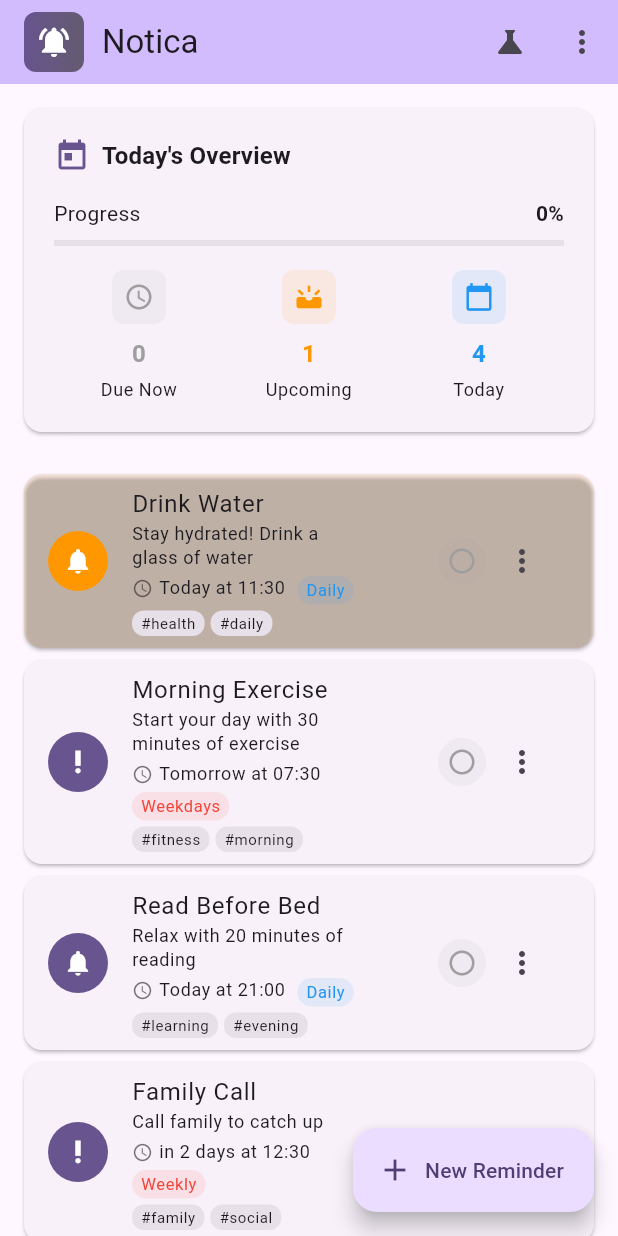
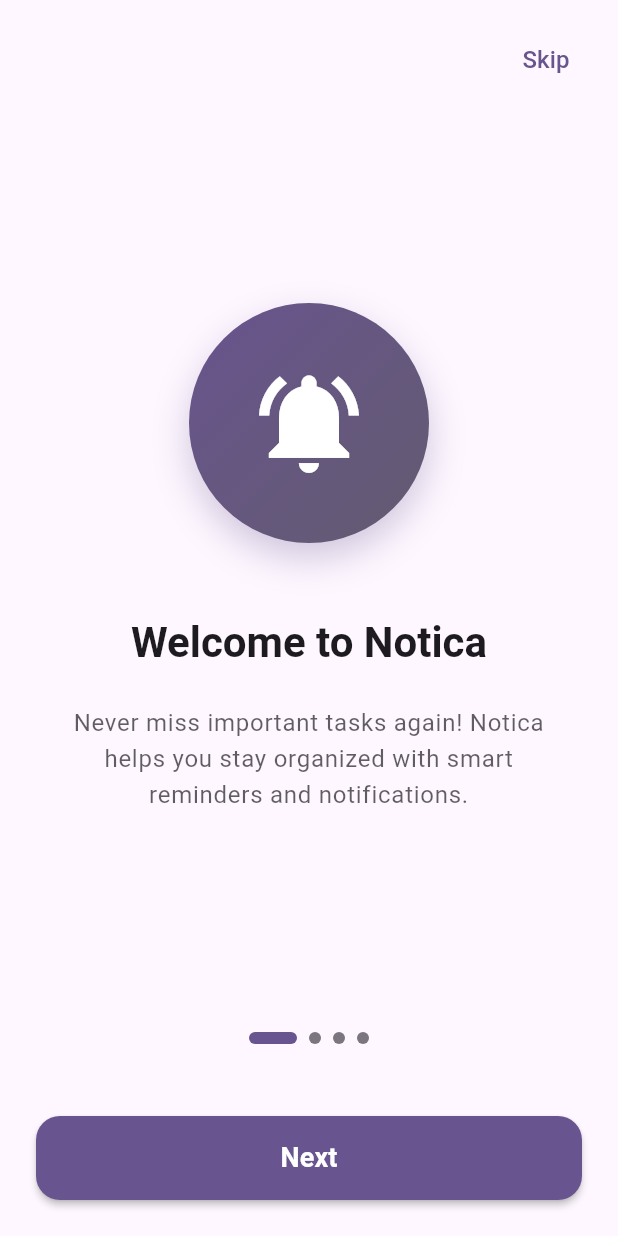
Before and after one commit to LengTech11/notica, a Flutter app: the screen it shows after launch, on a phone screen of 412 x 824 dp. Run offline on Flutter 3.47's test engine with Material 3 defaults, Android fonts, the phone set to English and light mode, and no system bars; our stand-ins replace flutter_local_notifications, permission_handler, shared_preferences, timezone.

Commit message:
Add onboarding screens with service and navigation
Co-authored-by: LengTech11 <119285234+LengTech11@users.noreply.github.com>

```diff
--- /dev/null
+++ b/lib/models/onboarding_page.dart
@@ -0,0 +1,16 @@
+import 'package:flutter/material.dart';
+
+/// Model class representing an onboarding page
+class OnboardingPage {
+  final String title;
+  final String description;
+  final IconData icon;
+  final Color? color;
+
+  const OnboardingPage({
+    required this.title,
+    required this.description,
+    required this.icon,
+    this.color,
+  });
+}
--- /dev/null
+++ b/lib/services/onboarding_service.dart
@@ -0,0 +1,42 @@
+import 'package:shared_preferences/shared_preferences.dart';
+
+/// Service to manage onboarding state
+class OnboardingService {
+  static const String _onboardingCompleteKey = 'onboarding_complete';
+
+  static final OnboardingService _instance = OnboardingService._internal();
+  factory OnboardingService() => _instance;
+  OnboardingService._internal();
+
+  SharedPreferences? _prefs;
+
+  /// Initialize the onboarding service
+  Future<void> initialize() async {
+    _prefs = await SharedPreferences.getInstance();
+  }
+
+  /// Check if onboarding has been completed
+  Future<bool> isOnboardingComplete() async {
+    await _ensureInitialized();
+    return _prefs!.getBool(_onboardingCompleteKey) ?? false;
+  }
+
+  /// Mark onboarding as complete
+  Future<void> completeOnboarding() async {
+    await _ensureInitialized();
+    await _prefs!.setBool(_onboardingCompleteKey, true);
+  }
+
+  /// Reset onboarding (for testing purposes)
+  Future<void> resetOnboarding() async {
+    await _ensureInitialized();
+    await _prefs!.setBool(_onboardingCompleteKey, false);
+  }
+
+  /// Ensure service is initialized
+  Future<void> _ensureInitialized() async {
+    if (_prefs == null) {
+      await initialize();
+    }
+  }
+}
--- /dev/null
+++ b/lib/views/onboarding_view.dart
@@ -0,0 +1,244 @@
+import 'package:flutter/material.dart';
+import '../models/onboarding_page.dart';
+import '../services/onboarding_service.dart';
+
+class OnboardingView extends StatefulWidget {
+  const OnboardingView({super.key});
+
+  @override
+  State<OnboardingView> createState() => _OnboardingViewState();
+}
+
+class _OnboardingViewState extends State<OnboardingView> {
+  final PageController _pageController = PageController();
+  int _currentPage = 0;
+
+  final List<OnboardingPage> _pages = const [
+    OnboardingPage(
+      title: 'Welcome to Notica',
+      description:
+          'Never miss important tasks again! Notica helps you stay organized with smart reminders and notifications.',
+      icon: Icons.notifications_active,
+    ),
+    OnboardingPage(
+      title: 'Create Reminders',
+      description:
+          'Set up reminders for any task with custom titles, descriptions, dates, and times. Perfect for appointments, deadlines, and daily tasks.',
+      icon: Icons.event_note,
+    ),
+    OnboardingPage(
+      title: 'Set Priorities',
+      description:
+          'Mark important reminders as high priority so you never miss critical tasks. Use tags to organize your reminders.',
+      icon: Icons.star,
+    ),
+    OnboardingPage(
+      title: 'Stay on Track',
+      description:
+          'Get notified at the right time and complete your tasks efficiently. Track your progress and build productive habits!',
+      icon: Icons.check_circle,
+    ),
+  ];
+
+  @override
+  void dispose() {
+    _pageController.dispose();
+    super.dispose();
+  }
+
+  void _onPageChanged(int page) {
+    setState(() {
+      _currentPage = page;
+    });
+  }
+
+  Future<void> _completeOnboarding() async {
+    final onboardingService = OnboardingService();
+    await onboardingService.completeOnboarding();
+
+    if (mounted) {
+      Navigator.of(context).pushReplacementNamed('/home');
+    }
+  }
+
+  void _nextPage() {
+    if (_currentPage < _pages.length - 1) {
+      _pageController.nextPage(
+        duration: const Duration(milliseconds: 300),
+        curve: Curves.easeInOut,
+      );
+    } else {
+      _completeOnboarding();
+    }
+  }
+
+  void _skipOnboarding() {
+    _completeOnboarding();
+  }
+
+  @override
+  Widget build(BuildContext context) {
+    final colorScheme = Theme.of(context).colorScheme;
+
+    return Scaffold(
+      backgroundColor: colorScheme.surface,
+      body: SafeArea(
+        child: Column(
+          children: [
+            // Skip button
+            Padding(
+              padding: const EdgeInsets.all(16.0),
+              child: Row(
+                mainAxisAlignment: MainAxisAlignment.end,
+                children: [
+                  if (_currentPage < _pages.length - 1)
+                    TextButton(
+                      onPressed: _skipOnboarding,
+                      child: Text(
+                        'Skip',
+                        style: TextStyle(
+                          color: colorScheme.primary,
+                          fontSize: 16,
+                        ),
+                      ),
+                    ),
+                ],
+              ),
+            ),
+
+            // Page content
+            Expanded(
+              child: PageView.builder(
+                controller: _pageController,
+                onPageChanged: _onPageChanged,
+                itemCount: _pages.length,
+                itemBuilder: (context, index) {
+                  final page = _pages[index];
+                  return _buildPageContent(page, colorScheme);
+                },
+              ),
+            ),
+
+            // Page indicators
+            Padding(
+              padding: const EdgeInsets.symmetric(vertical: 24.0),
+              child: Row(
+                mainAxisAlignment: MainAxisAlignment.center,
+                children: List.generate(
+                  _pages.length,
+                  (index) => _buildPageIndicator(index, colorScheme),
+                ),
+              ),
+            ),
+
+            // Next/Get Started button
+            Padding(
+              padding: const EdgeInsets.all(24.0),
+              child: SizedBox(
+                width: double.infinity,
+                height: 56,
+                child: ElevatedButton(
+                  onPressed: _nextPage,
+                  style: ElevatedButton.styleFrom(
+                    backgroundColor: colorScheme.primary,
+                    foregroundColor: colorScheme.onPrimary,
+                    shape: RoundedRectangleBorder(
+                      borderRadius: BorderRadius.circular(16),
+                    ),
+                    elevation: 2,
+                  ),
+                  child: Text(
+                    _currentPage < _pages.length - 1
+                        ? 'Next'
+                        : 'Get Started',
+                    style: const TextStyle(
+                      fontSize: 18,
+                      fontWeight: FontWeight.bold,
+                    ),
+                  ),
+                ),
+              ),
+            ),
+          ],
+        ),
+      ),
+    );
+  }
+
+  Widget _buildPageContent(OnboardingPage page, ColorScheme colorScheme) {
+    return Padding(
+      padding: const EdgeInsets.symmetric(horizontal: 32.0),
+      child: Column(
+        mainAxisAlignment: MainAxisAlignment.center,
+        children: [
+          // Icon
+          Container(
+            width: 160,
+            height: 160,
+            decoration: BoxDecoration(
+              gradient: LinearGradient(
+                colors: [
+                  colorScheme.primary,
+                  colorScheme.secondary,
+                ],
+                begin: Alignment.topLeft,
+                end: Alignment.bottomRight,
+              ),
+              shape: BoxShape.circle,
+              boxShadow: [
+                BoxShadow(
+                  color: colorScheme.primary.withOpacity(0.3),
+                  blurRadius: 20,
+                  offset: const Offset(0, 10),
+                ),
+              ],
+            ),
+            child: Icon(
+              page.icon,
+              size: 80,
+              color: colorScheme.onPrimary,
+            ),
+          ),
+
+          const SizedBox(height: 48),
+
+          // Title
+          Text(
+            page.title,
+            style: Theme.of(context).textTheme.headlineMedium?.copyWith(
+                  fontWeight: FontWeight.bold,
+                  color: colorScheme.onSurface,
+                ),
+            textAlign: TextAlign.center,
+          ),
+
+          const SizedBox(height: 24),
+
+          // Description
+          Text(
+            page.description,
+            style: Theme.of(context).textTheme.bodyLarge?.copyWith(
+                  color: colorScheme.onSurface.withOpacity(0.7),
+                  height: 1.5,
+                ),
+            textAlign: TextAlign.center,
+          ),
+        ],
+      ),
+    );
+  }
+
+  Widget _buildPageIndicator(int index, ColorScheme colorScheme) {
+    final isActive = index == _currentPage;
+    return AnimatedContainer(
+      duration: const Duration(milliseconds: 300),
+      margin: const EdgeInsets.symmetric(horizontal: 4.0),
+      width: isActive ? 32.0 : 8.0,
+      height: 8.0,
+      decoration: BoxDecoration(
+        color: isActive ? colorScheme.primary : colorScheme.outline,
+        borderRadius: BorderRadius.circular(4.0),
+      ),
+    );
+  }
+}
```
Also changed, not shown: lib/main.dart (+50 -1 lines).
